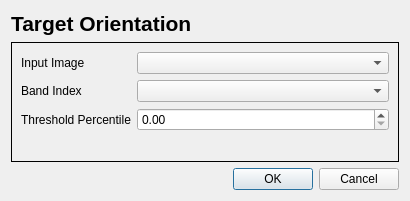
Before: the Qt Designer form target_orientation/target_orientation_dialog_base.ui in AUGSignals/qgis-plugins, drawn with Qt 5.
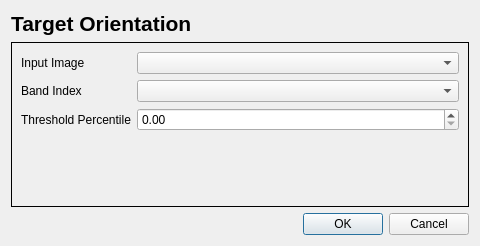
After: the same form once the commit is applied. Icons and pictures are not drawn. Custom widgets are drawn as their Qt base class.

The edit to the form file:
```diff
--- a/target_orientation/target_orientation_dialog_base.ui
+++ b/target_orientation/target_orientation_dialog_base.ui
@@ -6,8 +6,8 @@
    <rect>
     <x>0</x>
     <y>0</y>
-    <width>410</width>
-    <height>201</height>
+    <width>480</width>
+    <height>246</height>
    </rect>
   </property>
   <property name="windowTitle">
@@ -26,6 +26,12 @@
    </item>
    <item row="1" column="0" alignment="Qt::AlignLeft|Qt::AlignTop">
     <widget class="QLabel" name="label">
+     <property name="minimumSize">
+      <size>
+       <width>250</width>
+       <height>25</height>
+      </size>
+     </property>
      <property name="text">
       <string>&lt;html&gt;&lt;head/&gt;&lt;body&gt;&lt;p&gt;&lt;span style=&quot; font-size:16pt; font-weight:600;&quot;&gt;Target Orientation&lt;/span&gt;&lt;/p&gt;&lt;/body&gt;&lt;/html&gt;</string>
      </property>
```
Left out of the diff: 4 changed lines with no effect on the pictures.
